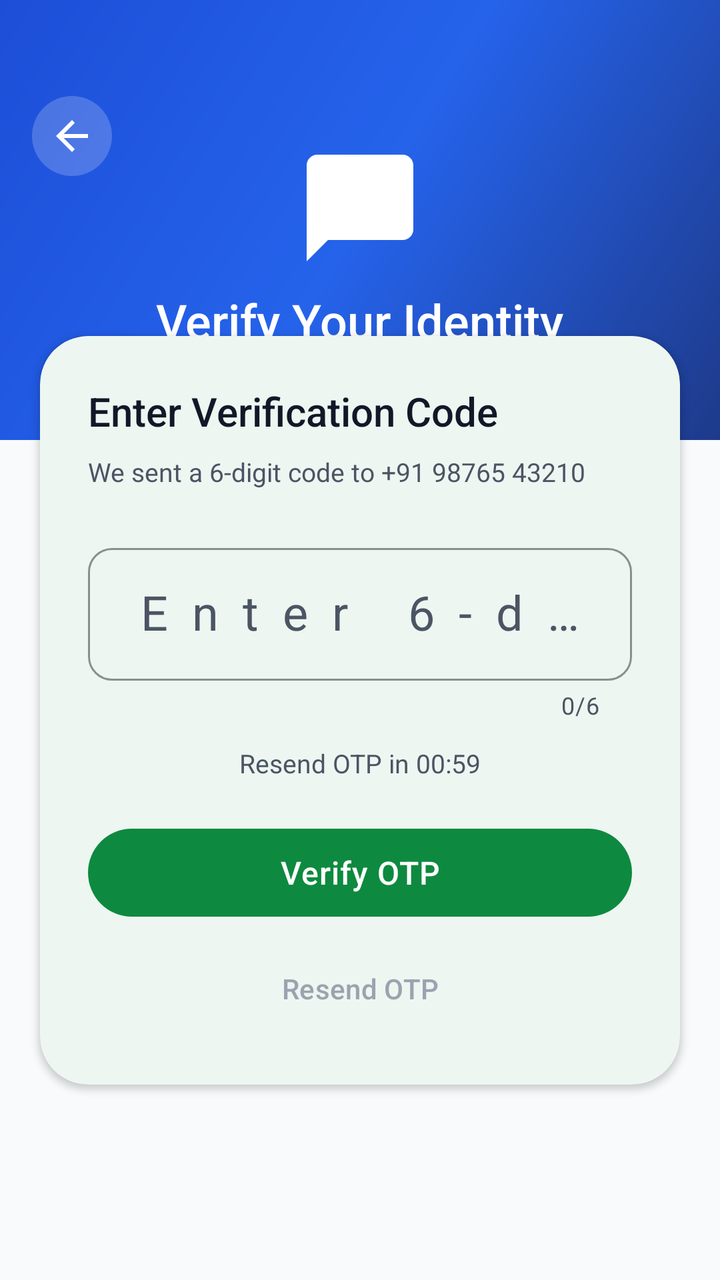
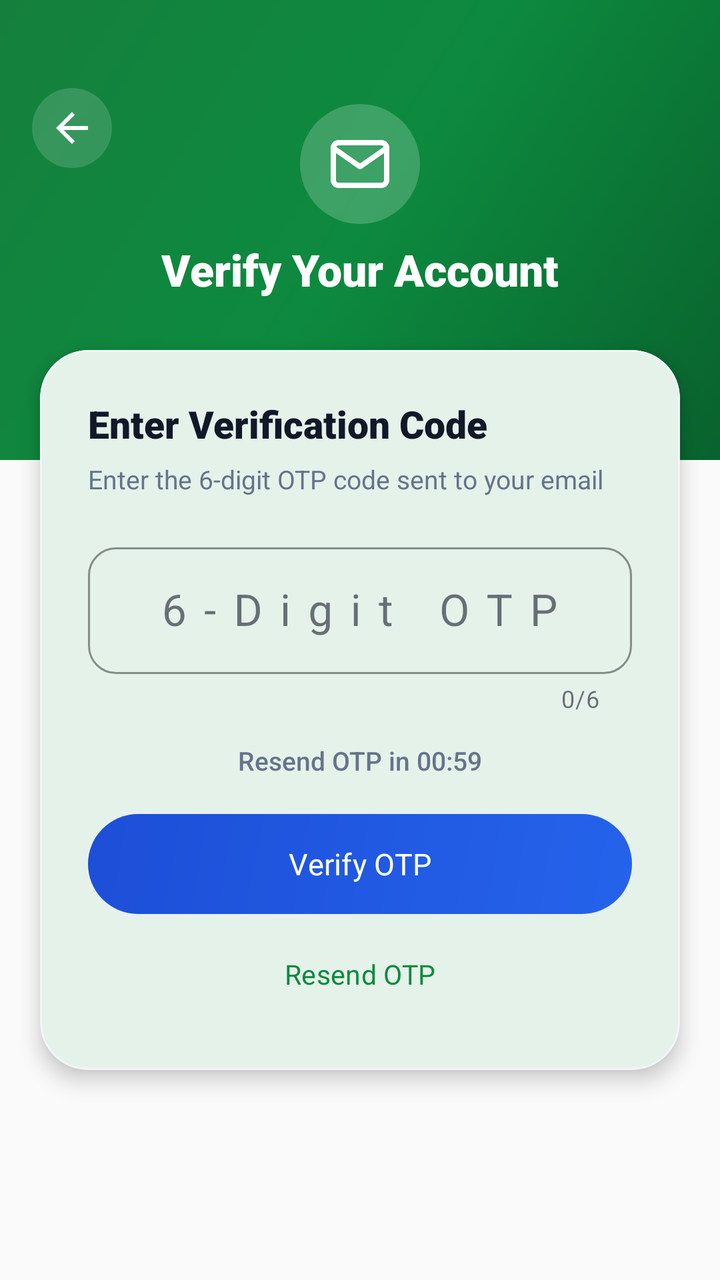

Before-and-after screenshots of an Android layout around one commit, followed by the original layout XML and the change that was made.
<!-- AndroidManifest.xml: application theme Theme.AroundUS -->
<!-- res/layout/activity_otp_verification.xml -->
<?xml version="1.0" encoding="utf-8"?>
<androidx.constraintlayout.widget.ConstraintLayout xmlns:android="http://schemas.android.com/apk/res/android"
    xmlns:app="http://schemas.android.com/apk/res-auto"
    android:layout_width="match_parent"
    android:layout_height="match_parent"
    android:background="@color/background">

    <View
        android:id="@+id/topDecor"
        android:layout_width="match_parent"
        android:layout_height="220dp"
        android:background="@drawable/bg_gradient_splash"
        app:layout_constraintEnd_toEndOf="parent"
        app:layout_constraintStart_toStartOf="parent"
        app:layout_constraintTop_toTopOf="parent" />

    <ImageButton
        android:id="@+id/btnBack"
        android:layout_width="40dp"
        android:layout_height="40dp"
        android:layout_marginStart="16dp"
        android:layout_marginTop="48dp"
        android:background="@drawable/shape_circle_primary"
        android:backgroundTint="#33FFFFFF"
        android:contentDescription="Back"
        android:src="@drawable/ic_arrow_back"
        android:tint="@color/on_primary"
        app:layout_constraintStart_toStartOf="parent"
        app:layout_constraintTop_toTopOf="parent" />

    <ImageView
        android:id="@+id/ivOtp"
        android:layout_width="64dp"
        android:layout_height="64dp"
        android:layout_marginTop="72dp"
        android:src="@drawable/ic_message"
        android:tint="#CCFFFFFF"
        app:layout_constraintEnd_toEndOf="parent"
        app:layout_constraintStart_toStartOf="parent"
        app:layout_constraintTop_toTopOf="parent" />

    <TextView
        android:id="@+id/tvTitle"
        android:layout_width="wrap_content"
        android:layout_height="wrap_content"
        android:layout_marginTop="8dp"
        android:fontFamily="sans-serif-medium"
        android:text="Verify Your Identity"
        android:textColor="@color/on_primary"
        android:textSize="24sp"
        app:layout_constraintEnd_toEndOf="parent"
        app:layout_constraintStart_toStartOf="parent"
        app:layout_constraintTop_toBottomOf="@id/ivOtp" />

    <com.google.android.material.card.MaterialCardView
        android:id="@+id/card"
        style="@style/Widget.AroundUS.Card"
        android:layout_width="match_parent"
        android:layout_height="wrap_content"
        android:layout_marginStart="20dp"
        android:layout_marginTop="168dp"
        android:layout_marginEnd="20dp"
        app:cardCornerRadius="24dp"
        app:layout_constraintEnd_toEndOf="parent"
        app:layout_constraintStart_toStartOf="parent"
        app:layout_constraintTop_toTopOf="parent">

        <LinearLayout
            android:layout_width="match_parent"
            android:layout_height="wrap_content"
            android:orientation="vertical"
            android:padding="24dp">

            <TextView
                android:layout_width="wrap_content"
                android:layout_height="wrap_content"
                android:fontFamily="sans-serif-medium"
                android:text="Enter Verification Code"
                android:textColor="@color/text_primary"
                android:textSize="20sp" />

            <TextView
                android:id="@+id/tvSentTo"
                android:layout_width="wrap_content"
                android:layout_height="wrap_content"
                android:layout_marginTop="8dp"
                android:layout_marginBottom="24dp"
                android:text="We sent a 6-digit code to +91 98765 43210"
                android:textColor="@color/text_secondary"
                android:textSize="13sp" />

            
            <com.google.android.material.textfield.TextInputLayout
                android:id="@+id/tilOtp"
                style="@style/Widget.AroundUS.TextInputLayout"
                android:layout_width="match_parent"
                android:layout_height="wrap_content"
                android:hint="@string/hint_otp"
                app:counterEnabled="true"
                app:counterMaxLength="6">

                <com.google.android.material.textfield.TextInputEditText
                    android:id="@+id/etOtp"
                    android:layout_width="match_parent"
                    android:layout_height="wrap_content"
                    android:gravity="center"
                    android:inputType="number"
                    android:letterSpacing="0.5"
                    android:maxLength="6"
                    android:textSize="24sp" />
            </com.google.android.material.textfield.TextInputLayout>

            
            <TextView
                android:id="@+id/tvTimer"
                android:layout_width="match_parent"
                android:layout_height="wrap_content"
                android:layout_marginTop="12dp"
                android:gravity="center"
                android:text="Resend OTP in 00:59"
                android:textColor="@color/text_secondary"
                android:textSize="13sp" />

            <com.google.android.material.button.MaterialButton
                android:id="@+id/btnVerify"
                style="@style/Widget.AroundUS.Button.Primary"
                android:layout_width="match_parent"
                android:layout_height="@dimen/button_height"
                android:layout_marginTop="20dp"
                android:text="@string/verify_otp" />

            <com.google.android.material.button.MaterialButton
                android:id="@+id/btnResend"
                style="@style/Widget.AroundUS.Button.Text"
                android:layout_width="match_parent"
                android:layout_height="wrap_content"
                android:layout_marginTop="8dp"
                android:enabled="false"
                android:text="@string/resend_otp"
                android:textColor="@color/text_tertiary" />

        </LinearLayout>
    </com.google.android.material.card.MaterialCardView>

</androidx.constraintlayout.widget.ConstraintLayout>
<!-- resources referenced by this layout -->
<resources>
  <color name="background">#F8FAFC</color>
  <color name="on_primary">#FFFFFF</color>
  <color name="text_primary">#111827</color>
  <color name="text_secondary">#4B5563</color>
  <color name="text_tertiary">#9CA3AF</color>
  <dimen name="button_height">52dp</dimen>
  <!-- drawable bg_gradient_splash (drawable) -->
  <?xml version="1.0" encoding="utf-8"?>
  <shape xmlns:android="http://schemas.android.com/apk/res/android"
      android:shape="rectangle">
      <gradient
          android:angle="135"
          android:startColor="#1E3A8A"
          android:centerColor="#2563EB"
          android:endColor="#1D4ED8"
          android:type="linear" />
  </shape>
  <!-- drawable ic_message (drawable) -->
  <?xml version="1.0" encoding="utf-8"?>
  <vector xmlns:android="http://schemas.android.com/apk/res/android"
      android:width="24dp"
      android:height="24dp"
      android:viewportWidth="24"
      android:viewportHeight="24"
      android:tint="?attr/colorControlNormal">
      <path
          android:fillColor="@android:color/white"
          android:pathData="M20,2H4c-1.1,0 -2,0.9 -2,2v18l4,-4h14c1.1,0 2,-0.9 2,-2V4c0,-1.1 -0.9,-2 -2,-2z" />
  </vector>
  <string name="hint_otp">Enter 6-digit OTP</string>
  <string name="resend_otp">Resend OTP</string>
  <string name="verify_otp">Verify OTP</string>
  <style name="Widget.AroundUS.Button.Primary" parent="Widget.Material3.Button">
          <item name="android:minHeight">52dp</item>
          <item name="cornerRadius">26dp</item>
          <item name="android:textSize">16sp</item>
          <item name="android:fontFamily">sans-serif-medium</item>
          <item name="android:letterSpacing">0.02</item>
      </style>
  <style name="Widget.AroundUS.Button.Text" parent="Widget.Material3.Button.TextButton">
          <item name="android:textSize">14sp</item>
          <item name="android:fontFamily">sans-serif-medium</item>
      </style>
  <style name="Widget.AroundUS.Card" parent="Widget.Material3.CardView.Elevated">
          <item name="cardCornerRadius">16dp</item>
          <item name="cardElevation">2dp</item>
          <item name="cardBackgroundColor">@color/card_background</item>
          <item name="strokeWidth">0dp</item>
      </style>
  <style name="Widget.AroundUS.TextInputLayout" parent="Widget.Material3.TextInputLayout.OutlinedBox">
          <item name="boxCornerRadiusTopStart">12dp</item>
          <item name="boxCornerRadiusTopEnd">12dp</item>
          <item name="boxCornerRadiusBottomStart">12dp</item>
          <item name="boxCornerRadiusBottomEnd">12dp</item>
          <item name="boxStrokeColor">@color/input_stroke</item>
          <item name="hintTextColor">@color/text_tertiary</item>
      </style>
  <color name="primary">#0D8A3F</color>
  <color name="card_background">#FFFFFF</color>
  <color name="input_stroke">#E2E8F0</color>
  <color name="primary_dark">#065F46</color>
  <color name="primary_container">#DCFCE7</color>
  <color name="on_primary_container">#065F46</color>
  <color name="secondary">#14B8A6</color>
  <color name="secondary_container">#CCFBF1</color>
  <color name="on_secondary">#FFFFFF</color>
  <color name="accent">#F59E0B</color>
  <color name="accent_container">#FEF3C7</color>
  <color name="on_accent">#FFFFFF</color>
  <color name="surface">#FFFFFF</color>
  <color name="surface_variant">#F1F5F9</color>
  <color name="on_surface">#111827</color>
  <color name="on_surface_variant">#4B5563</color>
  <color name="on_background">#111827</color>
  <color name="error">#EF4444</color>
  <color name="error_container">#FEE2E2</color>
  <color name="on_error">#FFFFFF</color>
  <color name="outline">#CBD5E1</color>
  <style name="ShapeAppearance.AroundUS.SmallComponent" parent="ShapeAppearance.Material3.SmallComponent">
          <item name="cornerFamily">rounded</item>
          <item name="cornerSize">8dp</item>
      </style>
  <!-- unchanged entries left out for length: 5 -->
</resources>

<!-- the commit's change to res/layout/activity_otp_verification.xml (unified diff, before → after) -->
@@ -1,66 +1,88 @@
 <?xml version="1.0" encoding="utf-8"?>
 <androidx.constraintlayout.widget.ConstraintLayout xmlns:android="http://schemas.android.com/apk/res/android"
     xmlns:app="http://schemas.android.com/apk/res-auto"
+    xmlns:tools="http://schemas.android.com/tools"
     android:layout_width="match_parent"
     android:layout_height="match_parent"
-    android:background="@color/background">
+    android:background="#FAFAFA">
 
+    
     <View
         android:id="@+id/topDecor"
         android:layout_width="match_parent"
-        android:layout_height="220dp"
-        android:background="@drawable/bg_gradient_splash"
+        android:layout_height="230dp"
+        android:background="@drawable/bg_gradient_green_header"
         app:layout_constraintEnd_toEndOf="parent"
         app:layout_constraintStart_toStartOf="parent"
         app:layout_constraintTop_toTopOf="parent" />
 
+    
     <ImageButton
         android:id="@+id/btnBack"
         android:layout_width="40dp"
         android:layout_height="40dp"
         android:layout_marginStart="16dp"
-        android:layout_marginTop="48dp"
+        android:layout_marginTop="44dp"
         android:background="@drawable/shape_circle_primary"
-        android:backgroundTint="#33FFFFFF"
+        android:backgroundTint="#26FFFFFF"
         android:contentDescription="Back"
         android:src="@drawable/ic_arrow_back"
-        android:tint="@color/on_primary"
         app:layout_constraintStart_toStartOf="parent"
-        app:layout_constraintTop_toTopOf="parent" />
+        app:layout_constraintTop_toTopOf="parent"
+        app:tint="#FFFFFF" />
 
-    <ImageView
-        android:id="@+id/ivOtp"
-        android:layout_width="64dp"
-        android:layout_height="64dp"
-        android:layout_marginTop="72dp"
-        android:src="@drawable/ic_message"
-        android:tint="#CCFFFFFF"
+    
+    <LinearLayout
+        android:id="@+id/headerContainer"
+        android:layout_width="wrap_content"
+        android:layout_height="wrap_content"
+        android:layout_marginTop="52dp"
+        android:gravity="center"
+        android:orientation="vertical"
         app:layout_constraintEnd_toEndOf="parent"
         app:layout_constraintStart_toStartOf="parent"
-        app:layout_constraintTop_toTopOf="parent" />
+        app:layout_constraintTop_toTopOf="parent">
 
-    <TextView
-        android:id="@+id/tvTitle"
-        android:layout_width="wrap_content"
-        android:layout_height="wrap_content"
-        android:layout_marginTop="8dp"
-        android:fontFamily="sans-serif-medium"
-        android:text="Verify Your Identity"
-        android:textColor="@color/on_primary"
-        android:textSize="24sp"
-        app:layout_constraintEnd_toEndOf="parent"
-        app:layout_constraintStart_toStartOf="parent"
-        app:layout_constraintTop_toBottomOf="@id/ivOtp" />
+        <FrameLayout
+            android:layout_width="60dp"
+            android:layout_height="60dp"
+            android:background="@drawable/shape_circle_primary"
+            android:backgroundTint="#33FFFFFF">
 
+            <ImageView
+                android:id="@+id/ivOtpIcon"
+                android:layout_width="32dp"
+                android:layout_height="32dp"
+                android:layout_gravity="center"
+                android:contentDescription="Verification Icon"
+                android:src="@drawable/ic_mail"
+                app:tint="#FFFFFF" />
+        </FrameLayout>
+
+        <TextView
+            android:id="@+id/tvTitle"
+            android:layout_width="wrap_content"
+            android:layout_height="wrap_content"
+            android:layout_marginTop="8dp"
+            android:fontFamily="sans-serif-black"
+            android:text="Verify Your Account"
+            android:textColor="#FFFFFF"
+            android:textSize="22sp" />
+    </LinearLayout>
+
+    
     <com.google.android.material.card.MaterialCardView
-        android:id="@+id/card"
-        style="@style/Widget.AroundUS.Card"
+        android:id="@+id/cardVerification"
         android:layout_width="match_parent"
         android:layout_height="wrap_content"
         android:layout_marginStart="20dp"
-        android:layout_marginTop="168dp"
+        android:layout_marginTop="175dp"
         android:layout_marginEnd="20dp"
+        app:cardBackgroundColor="#FFFFFF"
         app:cardCornerRadius="24dp"
+        app:cardElevation="6dp"
+        app:strokeColor="#F1F5F9"
+        app:strokeWidth="1dp"
         app:layout_constraintEnd_toEndOf="parent"
         app:layout_constraintStart_toStartOf="parent"
         app:layout_constraintTop_toTopOf="parent">
@@ -74,28 +96,35 @@
             <TextView
                 android:layout_width="wrap_content"
                 android:layout_height="wrap_content"
-                android:fontFamily="sans-serif-medium"
+                android:fontFamily="sans-serif-black"
                 android:text="Enter Verification Code"
-                android:textColor="@color/text_primary"
-                android:textSize="20sp" />
+                android:textColor="#111827"
+                android:textSize="19sp" />
 
             <TextView
                 android:id="@+id/tvSentTo"
                 android:layout_width="wrap_content"
                 android:layout_height="wrap_content"
-                android:layout_marginTop="8dp"
-                android:layout_marginBottom="24dp"
-                android:text="We sent a 6-digit code to +91 98765 43210"
-                android:textColor="@color/text_secondary"
+                android:layout_marginTop="6dp"
+                android:layout_marginBottom="20dp"
+                android:fontFamily="sans-serif"
+                android:lineSpacingExtra="1dp"
+                android:text="Enter the 6-digit OTP code sent to your email"
+                android:textColor="#64748B"
                 android:textSize="13sp" />
 
             
             <com.google.android.material.textfield.TextInputLayout
                 android:id="@+id/tilOtp"
-                style="@style/Widget.AroundUS.TextInputLayout"
+                style="@style/Widget.MaterialComponents.TextInputLayout.OutlinedBox"
                 android:layout_width="match_parent"
                 android:layout_height="wrap_content"
-                android:hint="@string/hint_otp"
+                android:hint="6-Digit OTP"
+                app:boxCornerRadiusBottomEnd="14dp"
+                app:boxCornerRadiusBottomStart="14dp"
+                app:boxCornerRadiusTopEnd="14dp"
+                app:boxCornerRadiusTopStart="14dp"
+                app:boxStrokeColor="#0D8A3F"
                 app:counterEnabled="true"
                 app:counterMaxLength="6">
 
@@ -103,11 +132,13 @@
                     android:id="@+id/etOtp"
                     android:layout_width="match_parent"
                     android:layout_height="wrap_content"
+                    android:fontFamily="sans-serif-bold"
                     android:gravity="center"
                     android:inputType="number"
-                    android:letterSpacing="0.5"
+                    android:letterSpacing="0.4"
                     android:maxLength="6"
-                    android:textSize="24sp" />
+                    android:textColor="#111827"
+                    android:textSize="22sp" />
             </com.google.android.material.textfield.TextInputLayout>
 
             
@@ -115,29 +146,40 @@
                 android:id="@+id/tvTimer"
                 android:layout_width="match_parent"
                 android:layout_height="wrap_content"
-                android:layout_marginTop="12dp"
+                android:layout_marginTop="14dp"
+                android:fontFamily="sans-serif-medium"
                 android:gravity="center"
                 android:text="Resend OTP in 00:59"
-                android:textColor="@color/text_secondary"
+                android:textColor="#64748B"
                 android:textSize="13sp" />
 
+            
             <com.google.android.material.button.MaterialButton
                 android:id="@+id/btnVerify"
-                style="@style/Widget.AroundUS.Button.Primary"
+                style="@style/Widget.AroundUS.Button.Small"
                 android:layout_width="match_parent"
-                android:layout_height="@dimen/button_height"
-                android:layout_marginTop="20dp"
-                android:text="@string/verify_otp" />
+                android:layout_height="50dp"
+                android:layout_marginTop="18dp"
+                android:background="@drawable/bg_primary_button"
+                android:fontFamily="sans-serif-bold"
+                android:text="Verify OTP"
+                android:textColor="#FFFFFF"
+                android:textSize="15sp"
+                app:backgroundTint="@null"
+                app:cornerSize="25dp" />
 
+            
             <com.google.android.material.button.MaterialButton
                 android:id="@+id/btnResend"
-                style="@style/Widget.AroundUS.Button.Text"
+                style="@style/Widget.Material3.Button.TextButton"
                 android:layout_width="match_parent"
                 android:layout_height="wrap_content"
-                android:layout_marginTop="8dp"
+                android:layout_marginTop="6dp"
                 android:enabled="false"
-                android:text="@string/resend_otp"
-                android:textColor="@color/text_tertiary" />
+                android:fontFamily="sans-serif-bold"
+                android:text="Resend OTP"
+                android:textColor="#0D8A3F"
+                android:textSize="13.5sp" />
 
         </LinearLayout>
     </com.google.android.material.card.MaterialCardView>
<!-- resource entries referenced after the edit -->
@@ -1,65 +1,62 @@
 <!-- resources referenced by this layout -->
 <resources>
-  <color name="background">#F8FAFC</color>
-  <color name="on_primary">#FFFFFF</color>
-  <color name="text_primary">#111827</color>
-  <color name="text_secondary">#4B5563</color>
-  <color name="text_tertiary">#9CA3AF</color>
-  <dimen name="button_height">52dp</dimen>
-  <!-- drawable bg_gradient_splash (drawable) -->
+  <!-- drawable bg_gradient_green_header (drawable) -->
   <?xml version="1.0" encoding="utf-8"?>
   <shape xmlns:android="http://schemas.android.com/apk/res/android"
       android:shape="rectangle">
       <gradient
           android:angle="135"
-          android:startColor="#1E3A8A"
-          android:centerColor="#2563EB"
-          android:endColor="#1D4ED8"
+          android:startColor="#09622D"
+          android:centerColor="#0D8A3F"
+          android:endColor="#15803D"
           android:type="linear" />
   </shape>
-  <!-- drawable ic_message (drawable) -->
+  <!-- drawable bg_primary_button (drawable) -->
   <?xml version="1.0" encoding="utf-8"?>
+  <ripple xmlns:android="http://schemas.android.com/apk/res/android"
+      android:color="#33FFFFFF">
+      <item>
+          <shape android:shape="rectangle">
+              <gradient
+                  android:angle="135"
+                  android:startColor="#2563EB"
+                  android:endColor="#1D4ED8"
+                  android:type="linear" />
+              <corners android:radius="26dp" />
+          </shape>
+      </item>
+  </ripple>
+  <!-- drawable ic_mail (drawable) -->
   <vector xmlns:android="http://schemas.android.com/apk/res/android"
       android:width="24dp"
       android:height="24dp"
       android:viewportWidth="24"
-      android:viewportHeight="24"
-      android:tint="?attr/colorControlNormal">
-      <path
-          android:fillColor="@android:color/white"
-          android:pathData="M20,2H4c-1.1,0 -2,0.9 -2,2v18l4,-4h14c1.1,0 2,-0.9 2,-2V4c0,-1.1 -0.9,-2 -2,-2z" />
+      android:viewportHeight="24">
+    <path
+        android:fillColor="#00000000"
+        android:pathData="M4,4h16c1.1,0 2,0.9 2,2v12c0,1.1 -0.9,2 -2,2H4c-1.1,0 -2,-0.9 -2,-2V6c0,-1.1 0.9,-2 2,-2z"
+        android:strokeWidth="2"
+        android:strokeColor="#16A34A"
+        android:strokeLineCap="round"
+        android:strokeLineJoin="round"/>
+    <path
+        android:fillColor="#00000000"
+        android:pathData="m22,6 -10,7L2,6"
+        android:strokeWidth="2"
+        android:strokeColor="#16A34A"
+        android:strokeLineCap="round"
+        android:strokeLineJoin="round"/>
   </vector>
-  <string name="hint_otp">Enter 6-digit OTP</string>
-  <string name="resend_otp">Resend OTP</string>
-  <string name="verify_otp">Verify OTP</string>
-  <style name="Widget.AroundUS.Button.Primary" parent="Widget.Material3.Button">
-          <item name="android:minHeight">52dp</item>
-          <item name="cornerRadius">26dp</item>
-          <item name="android:textSize">16sp</item>
-          <item name="android:fontFamily">sans-serif-medium</item>
-          <item name="android:letterSpacing">0.02</item>
+  <style name="Widget.AroundUS.Button.Small" parent="Widget.Material3.Button">
+          <item name="android:minHeight">36dp</item>
+          <item name="cornerRadius">18dp</item>
+          <item name="android:textSize">13sp</item>
+          <item name="android:paddingStart">16dp</item>
+          <item name="android:paddingEnd">16dp</item>
       </style>
-  <style name="Widget.AroundUS.Button.Text" parent="Widget.Material3.Button.TextButton">
-          <item name="android:textSize">14sp</item>
-          <item name="android:fontFamily">sans-serif-medium</item>
-      </style>
-  <style name="Widget.AroundUS.Card" parent="Widget.Material3.CardView.Elevated">
-          <item name="cardCornerRadius">16dp</item>
-          <item name="cardElevation">2dp</item>
-          <item name="cardBackgroundColor">@color/card_background</item>
-          <item name="strokeWidth">0dp</item>
-      </style>
-  <style name="Widget.AroundUS.TextInputLayout" parent="Widget.Material3.TextInputLayout.OutlinedBox">
-          <item name="boxCornerRadiusTopStart">12dp</item>
-          <item name="boxCornerRadiusTopEnd">12dp</item>
-          <item name="boxCornerRadiusBottomStart">12dp</item>
-          <item name="boxCornerRadiusBottomEnd">12dp</item>
-          <item name="boxStrokeColor">@color/input_stroke</item>
-          <item name="hintTextColor">@color/text_tertiary</item>
-      </style>
+  <color name="background">#F8FAFC</color>
+  <color name="on_primary">#FFFFFF</color>
   <color name="primary">#0D8A3F</color>
-  <color name="card_background">#FFFFFF</color>
-  <color name="input_stroke">#E2E8F0</color>
   <color name="primary_dark">#065F46</color>
   <color name="primary_container">#DCFCE7</color>
   <color name="on_primary_container">#065F46</color>
